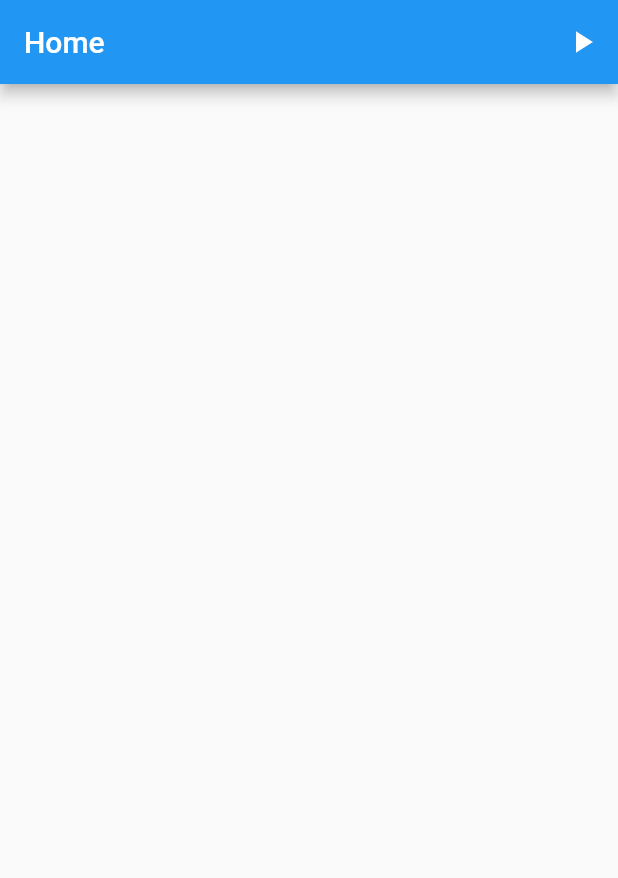
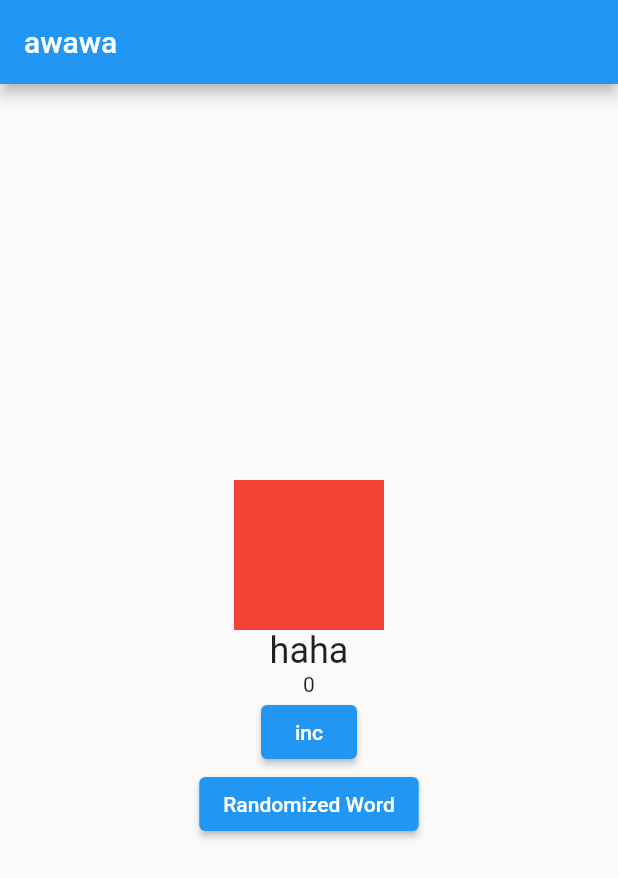
Before and after one commit to margunwa123/flutter-widgets-examples, a Flutter app: the screen it shows after launch, on a phone screen of 412 x 824 dp. Shown: the top 878 px of the screen. Run offline on Flutter 3.47's test engine with Material 2 defaults, Android fonts, the phone set to English and light mode, and no system bars; our stand-ins replace bloc, flutter_bloc, shared_preferences, sqflite; missing offline and left inert: dart:ffi; accounts and stored records are empty.

Commit message:
feat: add golden test and bloc

```diff
--- /dev/null
+++ b/lib/bloc/multi_bloc.dart
@@ -0,0 +1,153 @@
+import 'dart:math';
+
+import 'package:bloc/bloc.dart';
+import 'package:flutter/material.dart';
+import 'package:flutter/src/widgets/framework.dart';
+import 'package:flutter/src/widgets/container.dart';
+import 'package:flutter_bloc/flutter_bloc.dart';
+
+const randomWords = [
+  "jenkins",
+  "rivel",
+  "berthold",
+  "hold",
+  "event",
+  "emitter",
+  "casual",
+  "robotic",
+  "idiotic",
+  "idiom",
+  "rival",
+  "river",
+  "eyedropper",
+  "drop",
+  "eye",
+  "dropping",
+  "eyelids",
+  "head",
+  "eye",
+  "hair",
+  "hairdryer",
+  "hair sanitizer",
+  "hand",
+  "hand sanitizer",
+  "sanitize",
+  "effect",
+  "affect",
+  "water",
+  "bottle"
+];
+
+abstract class TextEvent {
+  final String payload;
+
+  TextEvent({required this.payload});
+}
+
+class TextChangeEvent extends TextEvent {
+  TextChangeEvent(String string) : super(payload: string);
+}
+
+class TextBloc extends Bloc<TextEvent, String> {
+  TextBloc(String initialState) : super(initialState) {
+    on<TextChangeEvent>((event, emit) {
+      emit(event.payload);
+    });
+  }
+}
+
+class CounterEvent {}
+
+class CounterIncrementEvent extends CounterEvent {}
+
+class CounterBloc extends Bloc<CounterEvent, int> {
+  CounterBloc() : super(0) {
+    on<CounterIncrementEvent>((event, emit) {
+      emit(state + 1);
+    });
+  }
+}
+
+class MultiBlocApp extends StatelessWidget {
+  const MultiBlocApp({super.key});
+
+  @override
+  Widget build(BuildContext context) {
+    return MaterialApp(
+      home: MultiBlocProvider(
+        child: const MultiBlocScreen(),
+        providers: [
+          BlocProvider<CounterBloc>(create: (_) => CounterBloc()),
+          BlocProvider<TextBloc>(create: (_) => TextBloc("haha"))
+        ],
+      ),
+    );
+  }
+}
+
+class MultiBlocScreen extends StatefulWidget {
+  const MultiBlocScreen({super.key});
+
+  @override
+  State<MultiBlocScreen> createState() => _MultiBlocScreenState();
+}
+
+class _MultiBlocScreenState extends State<MultiBlocScreen> {
+  double containerSizeMultiplier = 1;
+
+  @override
+  Widget build(BuildContext context) {
+    return Scaffold(
+      appBar: AppBar(
+        title: const Text("awawa"),
+      ),
+      body: Center(
+        child: Column(
+          mainAxisAlignment: MainAxisAlignment.center,
+          children: [
+            BlocListener<CounterBloc, int>(
+              listener: (ctx, state) {
+                setState(() {
+                  containerSizeMultiplier = 1 + state / 10;
+                });
+              },
+              child: AnimatedContainer(
+                width: 100 * containerSizeMultiplier,
+                height: 100 * containerSizeMultiplier,
+                color: Colors.red,
+                duration: const Duration(seconds: 1),
+              ),
+            ),
+            BlocBuilder<TextBloc, String>(builder: (ctx, state) {
+              return Text(
+                state,
+                style: Theme.of(context).textTheme.headlineSmall,
+              );
+            }),
+            BlocBuilder<CounterBloc, int>(builder: (ctx, state) {
+              return Text("$state");
+            }),
+            ElevatedButton(
+                onPressed: () {
+                  BlocProvider.of<CounterBloc>(context)
+                      .add(CounterIncrementEvent());
+                },
+                child: Text("inc")),
+            ElevatedButton(
+                onPressed: () {
+                  BlocProvider.of<TextBloc>(context)
+                      .add(TextChangeEvent(_randomizedString()));
+                },
+                child: const Text("Randomized Word"))
+          ],
+        ),
+      ),
+    );
+  }
+
+  String _randomizedString() {
+    int randomInt = Random().nextInt(randomWords.length);
+
+    return randomWords[randomInt];
+  }
+}
--- a/lib/main.dart
+++ b/lib/main.dart
@@ -1,14 +1,12 @@
 import 'package:flutter/material.dart';
+import 'package:page_route_animation/bloc/counter_bloc.dart';
+import 'package:page_route_animation/bloc/multi_bloc.dart';
 import 'package:page_route_animation/effects/nested_navigation.dart';
 
 import 'layouts/fitted_box.dart';
 
 void main() {
-  runApp(
-    MaterialApp(
-      home: const NestedMaterialApp()
-    )
-  );
+  runApp(MultiBlocApp());
 }
 
 class PageOne extends StatelessWidget {
@@ -20,7 +18,8 @@ class PageOne extends StatelessWidget {
       appBar: AppBar(
         title: const Text("asds"),
       ),
-      body: Center(child: ElevatedButton(
+      body: Center(
+          child: ElevatedButton(
         onPressed: () => Navigator.of(context).push(_createRoute()),
         child: const Text("Go"),
       )),
@@ -37,11 +36,12 @@ Route _createRoute() {
         const curve = Curves.easeOut;
 
         final tween = Tween(begin: begin, end: end);
-      final curvedAnimation = CurvedAnimation(parent: animation, curve: curve);
+        final curvedAnimation =
+            CurvedAnimation(parent: animation, curve: curve);
 
-      return SlideTransition(position: tween.animate(curvedAnimation), child: child);
-    }
-  );
+        return SlideTransition(
+            position: tween.animate(curvedAnimation), child: child);
+      });
 }
 
 class PageTwo extends StatelessWidget {
@@ -50,10 +50,7 @@ class PageTwo extends StatelessWidget {
   @override
   Widget build(BuildContext context) {
     return Scaffold(
-      appBar: AppBar(
-        title: const Text("Duar pagetwo")
-      ),
-      body: const Center(child: Text("Hello from pagetwo"))
-    );
+        appBar: AppBar(title: const Text("Duar pagetwo")),
+        body: const Center(child: Text("Hello from pagetwo")));
   }
 }
--- a/pubspec.yaml
+++ b/pubspec.yaml
@@ -31,6 +31,9 @@ environment:
 dependencies:
   # making request to the web
   http:
+
+  bloc:
+  flutter_bloc:
 
   flutter:
     sdk: flutter
```
Also changed, not shown: lib/bloc/bloc.dart (added, +130 -0 lines), lib/bloc/counter_bloc.dart (added, +100 -0 lines), 2 other files. Lines whose indentation alone changed are shown as unchanged.
